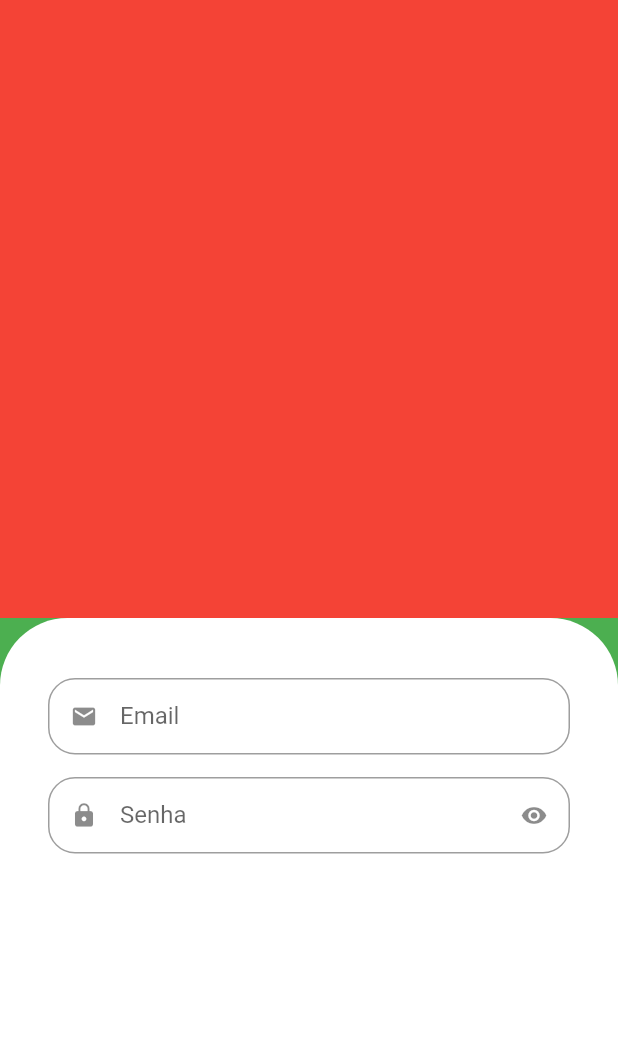
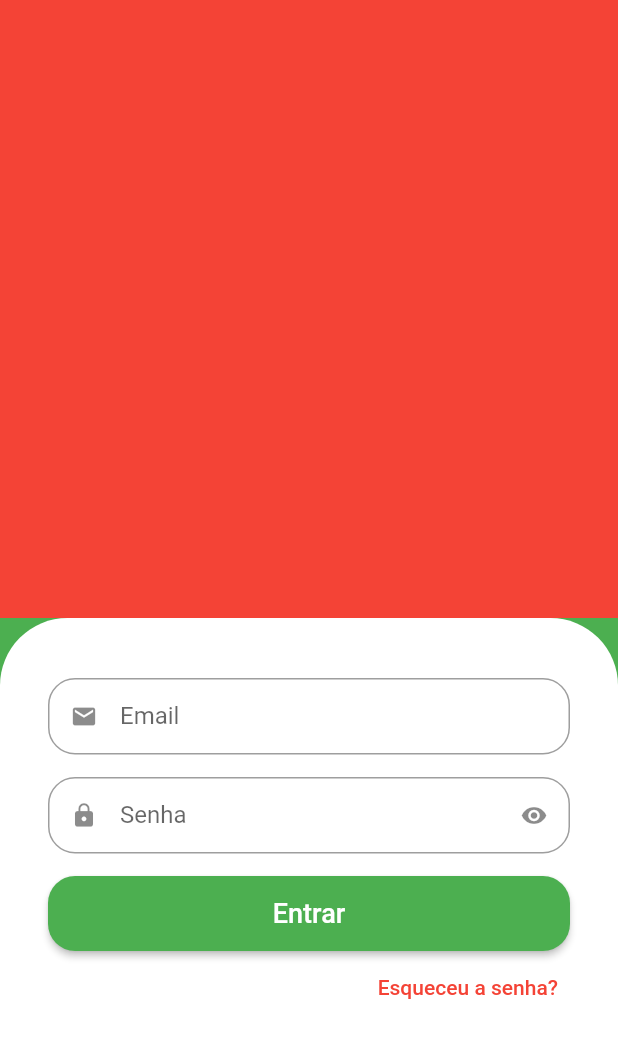
Before and after one commit to emilson-silva/quitanda_virtual, a Flutter app: the screen it shows after launch, on a phone screen of 412 x 824 dp. Shown: the top 1038 px of the screen. Run offline on Flutter 3.47's test engine with Material 2 defaults, Android fonts, the phone set to English and light mode, and no system bars.

Commit message:
Criando o botão de entra e esqueci a senha

```diff
--- a/lib/src/auth/sign_in_screen.dart
+++ b/lib/src/auth/sign_in_screen.dart
@@ -28,15 +28,45 @@ class SignInScreen extends StatelessWidget {
                 ),
               ),
               child: Column(
+                crossAxisAlignment: CrossAxisAlignment.stretch,
                 children: [
-                  CustomTextField(
+                  const CustomTextField(
                     icon: Icons.email,
                     label: 'Email',
                   ),
-                  CustomTextField(
+                  const CustomTextField(
                     icon: Icons.lock,
                     label: 'Senha',
                     isSecret: true,
+                  ),
+                  SizedBox(
+                    height: 50,
+                    child: ElevatedButton(
+                      style: ElevatedButton.styleFrom(
+                        shape: RoundedRectangleBorder(
+                          borderRadius: BorderRadius.circular(18),
+                        ),
+                      ),
+                      onPressed: () {},
+                      child: const Text(
+                        'Entrar',
+                        style: TextStyle(
+                          fontSize: 18,
+                        ),
+                      ),
+                    ),
+                  ),
+                  Align(
+                    alignment: Alignment.centerRight,
+                    child: TextButton(
+                      onPressed: () {},
+                      child: const Text(
+                        'Esqueceu a senha?',
+                        style: TextStyle(
+                          color: Colors.red,
+                        ),
+                      ),
+                    ),
                   ),
                 ],
               ),
```
